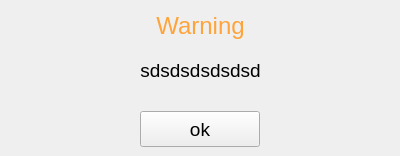
Above: src/qt/forms/versionmessagedialog.ui from BitcoinGod/BitcoinGod before the change. Below: the same form after it.
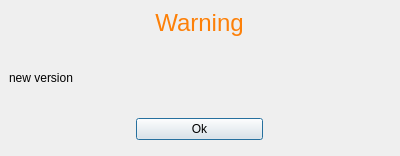
That is the form after the change.

```diff
--- a/src/qt/forms/versionmessagedialog.ui
+++ b/src/qt/forms/versionmessagedialog.ui
@@ -13,83 +13,185 @@
   <property name="windowTitle">
    <string>Dialog</string>
   </property>
-  <widget class="QLabel" name="title">
+  <widget class="QWidget" name="verticalLayoutWidget">
    <property name="geometry">
     <rect>
-     <x>130</x>
-     <y>10</y>
-     <width>141</width>
-     <height>31</height>
+     <x>9</x>
+     <y>9</y>
+     <width>381</width>
+     <height>131</height>
     </rect>
    </property>
-   <property name="font">
-    <font>
-     <pointsize>18</pointsize>
-    </font>
-   </property>
-   <property name="styleSheet">
-    <string notr="true">color:rgb(254, 164, 58)</string>
-   </property>
-   <property name="text">
-    <string>Warning</string>
-   </property>
-   <property name="alignment">
-    <set>Qt::AlignCenter</set>
-   </property>
-  </widget>
-  <widget class="QLabel" name="content">
-   <property name="geometry">
-    <rect>
-     <x>30</x>
-     <y>40</y>
-     <width>341</width>
-     <height>61</height>
-    </rect>
-   </property>
-   <property name="font">
-    <font>
-     <pointsize>14</pointsize>
-    </font>
-   </property>
-   <property name="lineWidth">
-    <number>0</number>
-   </property>
-   <property name="midLineWidth">
-    <number>2</number>
-   </property>
-   <property name="text">
-    <string>sdsdsdsdsdsd</string>
-   </property>
-   <property name="alignment">
-    <set>Qt::AlignCenter</set>
-   </property>
-   <property name="margin">
-    <number>0</number>
-   </property>
-  </widget>
-  <widget class="QPushButton" name="okBtn">
-   <property name="geometry">
-    <rect>
-     <x>140</x>
-     <y>111</y>
-     <width>120</width>
-     <height>36</height>
-    </rect>
-   </property>
-   <property name="font">
-    <font>
-     <pointsize>14</pointsize>
-    </font>
-   </property>
-   <property name="text">
-    <string>ok</string>
-   </property>
-   <property name="autoDefault">
-    <bool>false</bool>
-   </property>
-   <property name="flat">
-    <bool>false</bool>
-   </property>
+   <layout class="QVBoxLayout" name="verticalLayout">
+    <item>
+     <widget class="QLabel" name="title">
+      <property name="palette">
+       <palette>
+        <active>
+         <colorrole role="WindowText">
+          <brush brushstyle="SolidPattern">
+           <color alpha="255">
+            <red>253</red>
+            <green>128</green>
+            <blue>8</blue>
+           </color>
+          </brush>
+         </colorrole>
+         <colorrole role="Text">
+          <brush brushstyle="SolidPattern">
+           <color alpha="255">
+            <red>253</red>
+            <green>128</green>
+            <blue>8</blue>
+           </color>
+          </brush>
+         </colorrole>
+         <colorrole role="ButtonText">
+          <brush brushstyle="SolidPattern">
+           <color alpha="255">
+            <red>253</red>
+            <green>128</green>
+            <blue>8</blue>
+           </color>
+          </brush>
+         </colorrole>
+        </active>
+        <inactive>
+         <colorrole role="WindowText">
+          <brush brushstyle="SolidPattern">
+           <color alpha="255">
+            <red>253</red>
+            <green>128</green>
+            <blue>8</blue>
+           </color>
+          </brush>
+         </colorrole>
+         <colorrole role="Text">
+          <brush brushstyle="SolidPattern">
+           <color alpha="255">
+            <red>253</red>
+            <green>128</green>
+            <blue>8</blue>
+           </color>
+          </brush>
+         </colorrole>
+         <colorrole role="ButtonText">
+          <brush brushstyle="SolidPattern">
+           <color alpha="255">
+            <red>253</red>
+            <green>128</green>
+            <blue>8</blue>
+           </color>
+          </brush>
+         </colorrole>
+        </inactive>
+        <disabled>
+         <colorrole role="WindowText">
+          <brush brushstyle="SolidPattern">
+           <color alpha="255">
+            <red>128</red>
+            <green>128</green>
+            <blue>128</blue>
+           </color>
+          </brush>
+         </colorrole>
+         <colorrole role="Text">
+          <brush brushstyle="SolidPattern">
+           <color alpha="255">
+            <red>128</red>
+            <green>128</green>
+            <blue>128</blue>
+           </color>
+          </brush>
+         </colorrole>
+         <colorrole role="ButtonText">
+          <brush brushstyle="SolidPattern">
+           <color alpha="255">
+            <red>148</red>
+            <green>148</green>
+            <blue>148</blue>
+           </color>
+          </brush>
+         </colorrole>
+        </disabled>
+       </palette>
+      </property>
+      <property name="font">
+       <font>
+        <pointsize>18</pointsize>
+       </font>
+      </property>
+      <property name="text">
+       <string>Warning</string>
+      </property>
+      <property name="alignment">
+       <set>Qt::AlignCenter</set>
+      </property>
+     </widget>
+    </item>
+    <item>
+     <widget class="QLabel" name="content">
+      <property name="sizePolicy">
+       <sizepolicy hsizetype="Expanding" vsizetype="Expanding">
+        <horstretch>0</horstretch>
+        <verstretch>0</verstretch>
+       </sizepolicy>
+      </property>
+      <property name="text">
+       <string>new version</string>
+      </property>
+      <property name="wordWrap">
+       <bool>true</bool>
+      </property>
+     </widget>
+    </item>
+    <item>
+     <layout class="QHBoxLayout" name="horizontalLayout" stretch="0,0,0">
+      <property name="spacing">
+       <number>2</number>
+      </property>
+      <item>
+       <spacer name="horizontalSpacer">
+        <property name="orientation">
+         <enum>Qt::Horizontal</enum>
+        </property>
+        <property name="sizeHint" stdset="0">
+         <size>
+          <width>40</width>
+          <height>20</height>
+         </size>
+        </property>
+       </spacer>
+      </item>
+      <item>
+       <widget class="QPushButton" name="okBtn">
+        <property name="sizePolicy">
+         <sizepolicy hsizetype="Expanding" vsizetype="Fixed">
+          <horstretch>0</horstretch>
+          <verstretch>0</verstretch>
+         </sizepolicy>
+        </property>
+        <property name="text">
+         <string>Ok</string>
+        </property>
+       </widget>
+      </item>
+      <item>
+       <spacer name="horizontalSpacer_2">
+        <property name="orientation">
+         <enum>Qt::Horizontal</enum>
+        </property>
+        <property name="sizeHint" stdset="0">
+         <size>
+          <width>40</width>
+          <height>20</height>
+         </size>
+        </property>
+       </spacer>
+      </item>
+     </layout>
+    </item>
+   </layout>
   </widget>
  </widget>
  <resources/>
```
Left out of the diff: 2 changed lines with no effect on the pictures.
